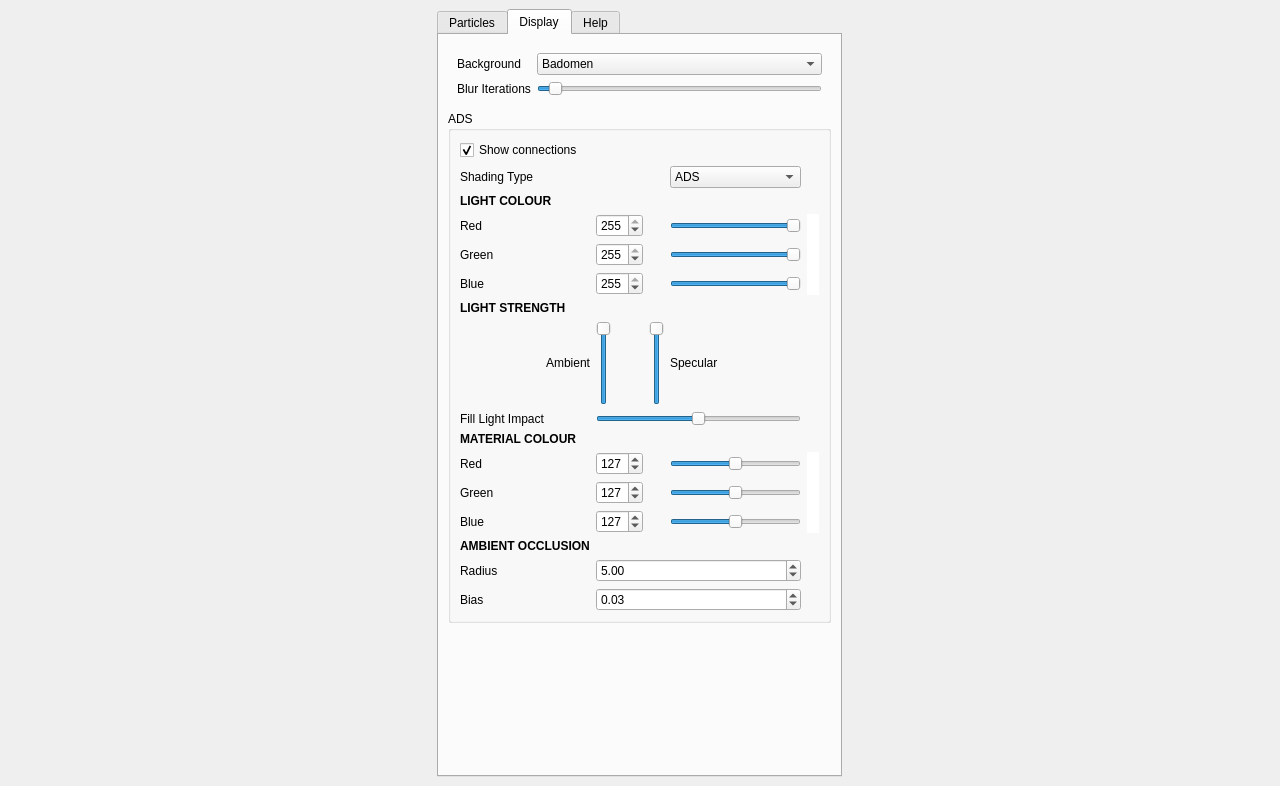
eulersson/CellGrowth, file ui/GUI.ui: the form before one commit.
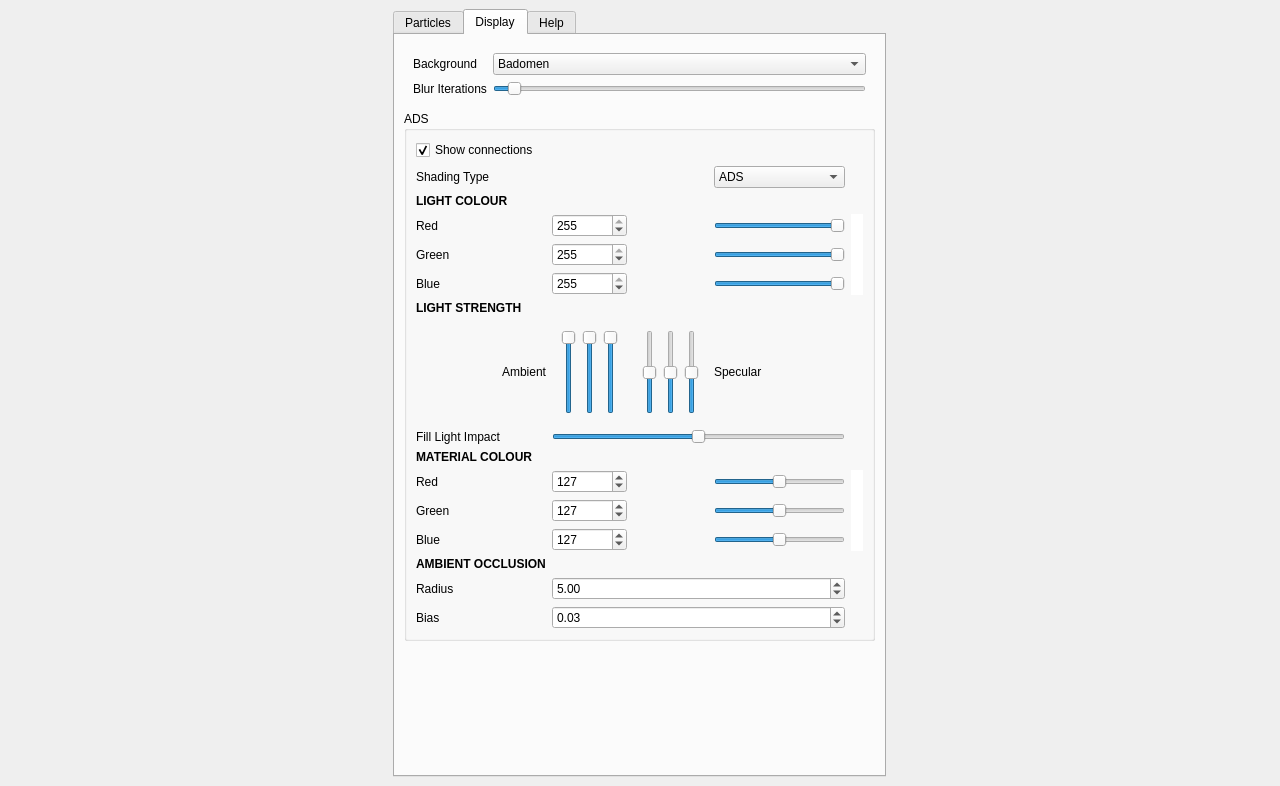
The form after the commit.

```diff
--- a/ui/GUI.ui
+++ b/ui/GUI.ui
@@ -1225,16 +1225,6 @@
                  </property>
                 </widget>
                </item>
-               <item row="8" column="0">
-                <widget class="QLabel" name="label_ambient">
-                 <property name="text">
-                  <string>Ambient</string>
-                 </property>
-                 <property name="alignment">
-                  <set>Qt::AlignRight|Qt::AlignTrailing|Qt::AlignVCenter</set>
-                 </property>
-                </widget>
-               </item>
                <item row="5" column="4">
                 <widget class="QSpinBox" name="m_GColourSpinBox">
                  <property name="maximum">
@@ -1331,19 +1321,6 @@
                  </property>
                 </widget>
                </item>
-               <item row="8" column="4">
-                <widget class="QSlider" name="m_lightAmbient">
-                 <property name="maximum">
-                  <number>100</number>
-                 </property>
-                 <property name="value">
-                  <number>100</number>
-                 </property>
-                 <property name="orientation">
-                  <enum>Qt::Vertical</enum>
-                 </property>
-                </widget>
-               </item>
                <item row="11" column="7" rowspan="3" colspan="3">
                 <widget class="QWidget" name="m_colourDisplayMaterial" native="true">
                  <property name="palette">
@@ -1796,6 +1773,13 @@
                  </property>
                 </widget>
                </item>
+               <item row="15" column="0">
+                <widget class="QLabel" name="label_AO_radius">
+                 <property name="text">
+                  <string>Radius</string>
+                 </property>
+                </widget>
+               </item>
                <item row="6" column="4">
                 <widget class="QSpinBox" name="m_BColourSpinBox">
                  <property name="maximum">
@@ -1822,13 +1806,6 @@
                  </property>
                 </widget>
                </item>
-               <item row="15" column="0">
-                <widget class="QLabel" name="label_AO_radius">
-                 <property name="text">
-                  <string>Radius</string>
-                 </property>
-                </widget>
-               </item>
                <item row="16" column="4" colspan="3">
                 <widget class="QDoubleSpinBox" name="m_BiasSB">
                  <property name="minimum">
@@ -1858,26 +1835,6 @@
                  </property>
                 </widget>
                </item>
-               <item row="8" column="6">
-                <widget class="QLabel" name="label_specular">
-                 <property name="text">
-                  <string>Specular</string>
-                 </property>
-                </widget>
-               </item>
-               <item row="8" column="5">
-                <widget class="QSlider" name="m_specularLight">
-                 <property name="maximum">
-                  <number>100</number>
-                 </property>
-                 <property name="value">
-                  <number>100</number>
-                 </property>
-                 <property name="orientation">
-                  <enum>Qt::Vertical</enum>
-                 </property>
-                </widget>
-               </item>
                <item row="9" column="0">
                 <widget class="QLabel" name="label_fill_light_impact">
                  <property name="text">
@@ -1911,6 +1868,113 @@
                  </property>
                 </widget>
                </item>
+               <item row="8" column="0">
+                <widget class="QLabel" name="label_ambient">
+                 <property name="text">
+                  <string>Ambient</string>
+                 </property>
+                 <property name="alignment">
+                  <set>Qt::AlignRight|Qt::AlignTrailing|Qt::AlignVCenter</set>
+                 </property>
+                </widget>
+               </item>
+               <item row="8" column="4">
+                <widget class="QWidget" name="widget_2" native="true">
+                 <layout class="QHBoxLayout" name="horizontalLayout">
+                  <item>
+                   <widget class="QSlider" name="m_ambientLightR">
+                    <property name="maximum">
+                     <number>255</number>
+                    </property>
+                    <property name="value">
+                     <number>255</number>
+                    </property>
+                    <property name="orientation">
+                     <enum>Qt::Vertical</enum>
+                    </property>
+                   </widget>
+                  </item>
+                  <item>
+                   <widget class="QSlider" name="m_ambientLightG">
+                    <property name="maximum">
+                     <number>255</number>
+                    </property>
+                    <property name="value">
+                     <number>255</number>
+                    </property>
+                    <property name="orientation">
+                     <enum>Qt::Vertical</enum>
+                    </property>
+                   </widget>
+                  </item>
+                  <item>
+                   <widget class="QSlider" name="m_ambientLightB">
+                    <property name="maximum">
+                     <number>255</number>
+                    </property>
+                    <property name="value">
+                     <number>255</number>
+                    </property>
+                    <property name="orientation">
+                     <enum>Qt::Vertical</enum>
+                    </property>
+                   </widget>
+                  </item>
+                 </layout>
+                </widget>
+               </item>
+               <item row="8" column="5">
+                <widget class="QWidget" name="widget_3" native="true">
+                 <layout class="QHBoxLayout" name="horizontalLayout_2">
+                  <item>
+                   <widget class="QSlider" name="m_specularLightR">
+                    <property name="maximum">
+                     <number>255</number>
+                    </property>
+                    <property name="value">
+                     <number>127</number>
+                    </property>
+                    <property name="orientation">
+                     <enum>Qt::Vertical</enum>
+                    </property>
+                   </widget>
+                  </item>
+                  <item>
+                   <widget class="QSlider" name="m_specularLightG">
+                    <property name="maximum">
+                     <number>255</number>
+                    </property>
+                    <property name="value">
+                     <number>127</number>
+                    </property>
+                    <property name="orientation">
+                     <enum>Qt::Vertical</enum>
+                    </property>
+                   </widget>
+                  </item>
+                  <item>
+                   <widget class="QSlider" name="m_specularLightB">
+                    <property name="maximum">
+                     <number>255</number>
+                    </property>
+                    <property name="value">
+                     <number>127</number>
+                    </property>
+                    <property name="orientation">
+                     <enum>Qt::Vertical</enum>
+                    </property>
+                   </widget>
+                  </item>
+                 </layout>
+                </widget>
+               </item>
+               <item row="8" column="6">
+                <widget class="QLabel" name="label_specular">
+                 <property name="text">
+                  <string>Specular</string>
+                 </property>
+                </widget>
+               </item>
               </layout>
              </widget>
             </item>
```
